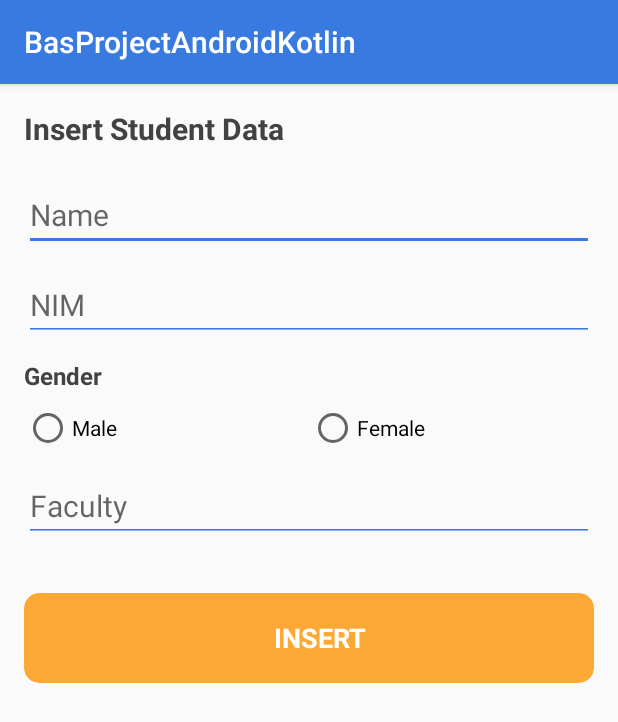
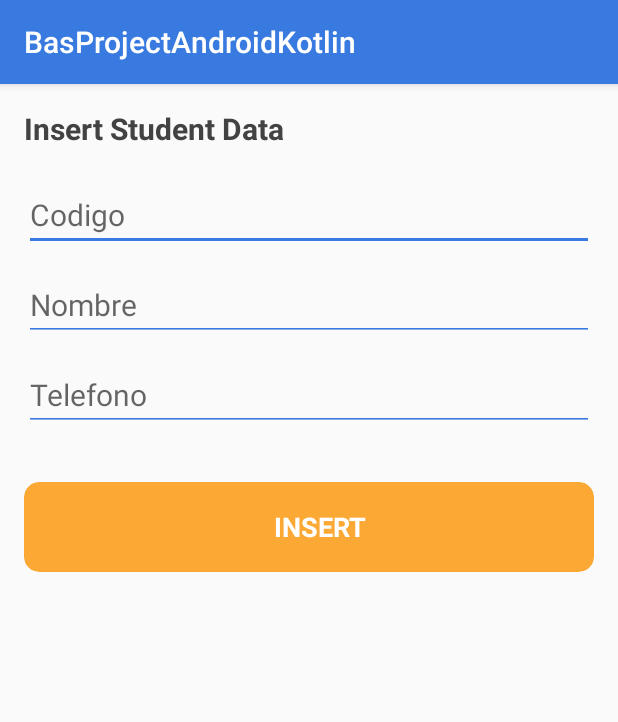
Before and after one commit to tonyhernandezdelcid/BaseProjectAndroidKotlin, an Android app: the screen it shows after launch (InsertActivity), after a tap on "INSERT STUDENT", on a phone screen of 412 x 824 dp. Shown: the top 722 px of the screen. Run offline under Robolectric (Android 15) with nearby library versions, the phone set to English and light mode, and no system bars.

Commit message:
Modificación a llamada de métodos por consumo de APIS

```diff
--- a/app/build.gradle
+++ b/app/build.gradle
@@ -63,7 +63,6 @@ dependencies {
     testImplementation 'junit:junit:4.12'
     androidTestImplementation 'androidx.test:runner:1.1.1'
     androidTestImplementation 'androidx.test.espresso:espresso-core:3.1.1'
-
     implementation 'com.squareup.retrofit2:retrofit:2.7.2'
     implementation 'com.squareup.retrofit2:converter-gson:2.4.0'
 }
--- a/app/src/main/AndroidManifest.xml
+++ b/app/src/main/AndroidManifest.xml
@@ -1,7 +1,8 @@
 <?xml version="1.0" encoding="utf-8"?>
 <manifest xmlns:android="http://schemas.android.com/apk/res/android"
     package="com.guatex.basprojectandroidkotlin">
-
+    <uses-permission android:name="android.permission.INTERNET"/>
+    <uses-permission android:name="android.permission.ACCESS_NETWORK_STATE" />
     <application
         android:allowBackup="true"
         android:icon="@mipmap/ic_launcher"
--- a/app/src/main/java/com/guatex/basprojectandroidkotlin/MainActivity.kt
+++ b/app/src/main/java/com/guatex/basprojectandroidkotlin/MainActivity.kt
@@ -1,29 +1,61 @@
 package com.guatex.basprojectandroidkotlin
 
 
-import androidx.appcompat.app.AppCompatActivity
+import android.content.Intent
 import android.os.Bundle
 import android.util.Log
+import androidx.appcompat.app.AppCompatActivity
 import androidx.recyclerview.widget.LinearLayoutManager
-import androidx.recyclerview.widget.RecyclerView
 import kotlinx.android.synthetic.main.activity_main.*
 import kotlinx.android.synthetic.main.component_button_insert.*
-import android.content.Intent
+import retrofit2.Call
+import retrofit2.Callback
+import retrofit2.Response
+import retrofit2.Retrofit
+import retrofit2.converter.gson.GsonConverterFactory
 
 class MainActivity : AppCompatActivity() {
+
+    var list: List<User> = ArrayList()
 
     override fun onCreate(savedInstanceState: Bundle?) {
         super.onCreate(savedInstanceState)
         setContentView(R.layout.activity_main)
         b_insert_student.setOnClickListener{
-            val intent = Intent(this,InsertActivity::class.java)
+            val intent = Intent(this, InsertActivity::class.java)
             startActivity(intent)
         }
 
-        val dataHelper = DataHelper(this)
-        Log.d("read","read semua data")
-        val studentlist = dataHelper.getAllStudent()
-        var studentAdapter = StudentAdapter(this@MainActivity,studentlist)
+       // val dataHelper = DataHelper(this)
+        Log.d("read", "read semua data")
+       // val studentlist = dataHelper.getAllStudent()
+
+        val retrofit = Retrofit.Builder()
+            .baseUrl("http://192.168.14.113:8080/baseprojectapi/")
+            .addConverterFactory(GsonConverterFactory.create())
+            .build()
+        var userAPI =  retrofit.create(UserAPI::class.java);
+        userAPI.getUsers().enqueue(object : Callback<List<User>> {
+            override fun onResponse(call: Call<List<User>>, response: Response<List<User>>) {
+                System.out.println("consulta exitosa")
+
+                list = response.body()!!
+
+
+
+                // Procesar respuesta exitosa
+            }
+
+            override fun onFailure(call: Call<List<User>>, t: Throwable) {
+                // Procesar error en la petición
+                System.out.println("consulta error")
+                t.printStackTrace()
+            }
+        })
+
+
+
+        var studentAdapter = UserAdapter(this@MainActivity, list)
         rv_student.setHasFixedSize(true);
         rv_student.layoutManager = LinearLayoutManager(this@MainActivity);
         rv_student.adapter = studentAdapter;
@@ -38,6 +70,14 @@ class MainActivity : AppCompatActivity() {
             refresh_swipe.isRefreshing=false
             studentAdapter.getUpdate()
         }
+
+
+        //trayendo listado de usuarios
+
+
+
+
+
     }
 
 }
--- a/app/src/main/res/layout/activity_insert.xml
+++ b/app/src/main/res/layout/activity_insert.xml
@@ -12,52 +12,31 @@
         android:textColor="@color/black"
         android:text="Insert Student Data"/>
     <EditText
-        android:id="@+id/et_name"
+        android:id="@+id/et_codigo"
         android:layout_width="match_parent"
         android:layout_height="wrap_content"
         android:inputType="text"
-        android:hint="Name"
+        android:hint="Codigo"
         style="@style/editTextStyle"/>
+
     <EditText
-        android:id="@+id/et_nim"
-        android:layout_width="match_parent"
-        android:layout_height="wrap_content"
-        android:inputType="number"
-        android:hint="NIM"
-        style="@style/editTextStyle"/>
-    <TextView
-        android:layout_width="match_parent"
-        android:layout_height="wrap_content"
-        android:layout_marginBottom="8dp"
-        android:textSize="16dp"
-        android:textStyle="bold"
-        android:textColor="@color/black"
-        android:text="Gender"/>
-    <RadioGroup
-        android:id="@+id/rg_gender"
-        android:layout_width="match_parent"
-        android:layout_height="wrap_content"
-        android:layout_marginBottom="12dp"
-        android:orientation="horizontal">
-        <RadioButton
-            android:id="@+id/rb_male"
-            android:layout_width="match_parent"
-            android:layout_height="wrap_content"
-            android:layout_weight="1"
-            android:text="Male"/>
-        <RadioButton
-            android:id="@+id/rb_female"
-            android:layout_width="match_parent"
-            android:layout_height="wrap_content"
-            android:layout_weight="1"
-            android:text="Female"/>
-    </RadioGroup>
-    <EditText
-        android:id="@+id/et_faculty"
+        android:id="@+id/et_nombre"
         android:layout_width="match_parent"
         android:layout_height="wrap_content"
         android:inputType="text"
-        android:hint="Faculty"
+        android:hint="Nombre"
         style="@style/editTextStyle"/>
+
+    <EditText
+        android:id="@+id/et_telefono"
+        android:layout_width="match_parent"
+        android:layout_height="wrap_content"
+        android:inputType="text"
+        android:hint="Telefono"
+        style="@style/editTextStyle"/>
+
+
+
+
     <include layout="@layout/component_button_insert_conf"/>
 </LinearLayout>
```
Also changed, not shown: app/src/main/java/com/guatex/basprojectandroidkotlin/InsertActivity.kt (+18 -9 lines), app/src/main/java/com/guatex/basprojectandroidkotlin/Student.kt (deleted, +0 -9 lines), app/src/main/java/com/guatex/basprojectandroidkotlin/StudentAdapter.kt (deleted, +0 -77 lines), app/src/main/java/com/guatex/basprojectandroidkotlin/UserAdapter.kt (added, +109 -0 lines), app/src/main/java/com/guatex/basprojectandroidkotlin/UserService.kt (+11 -4 lines), app/src/main/java/com/guatex/basprojectandroidkotlin/DataHelper.txt (renamed from app/src/main/java/com/guatex/basprojectandroidkotlin/DataHelper.kt).
